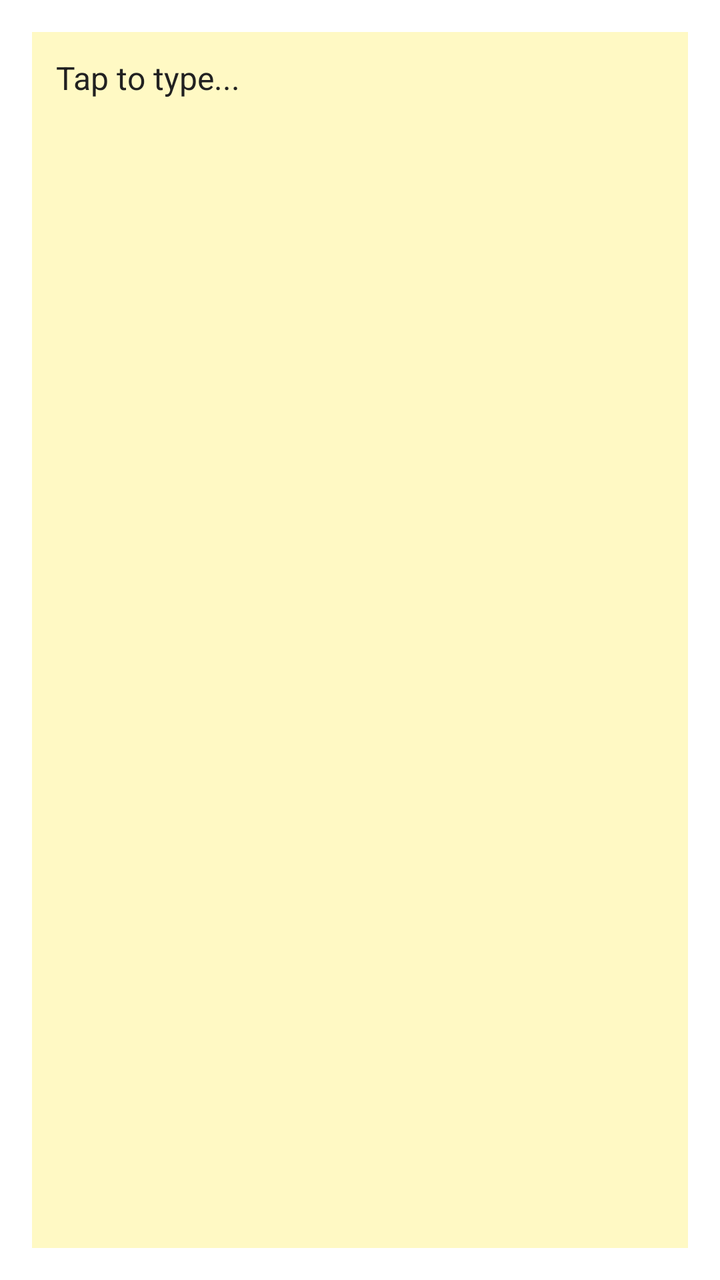
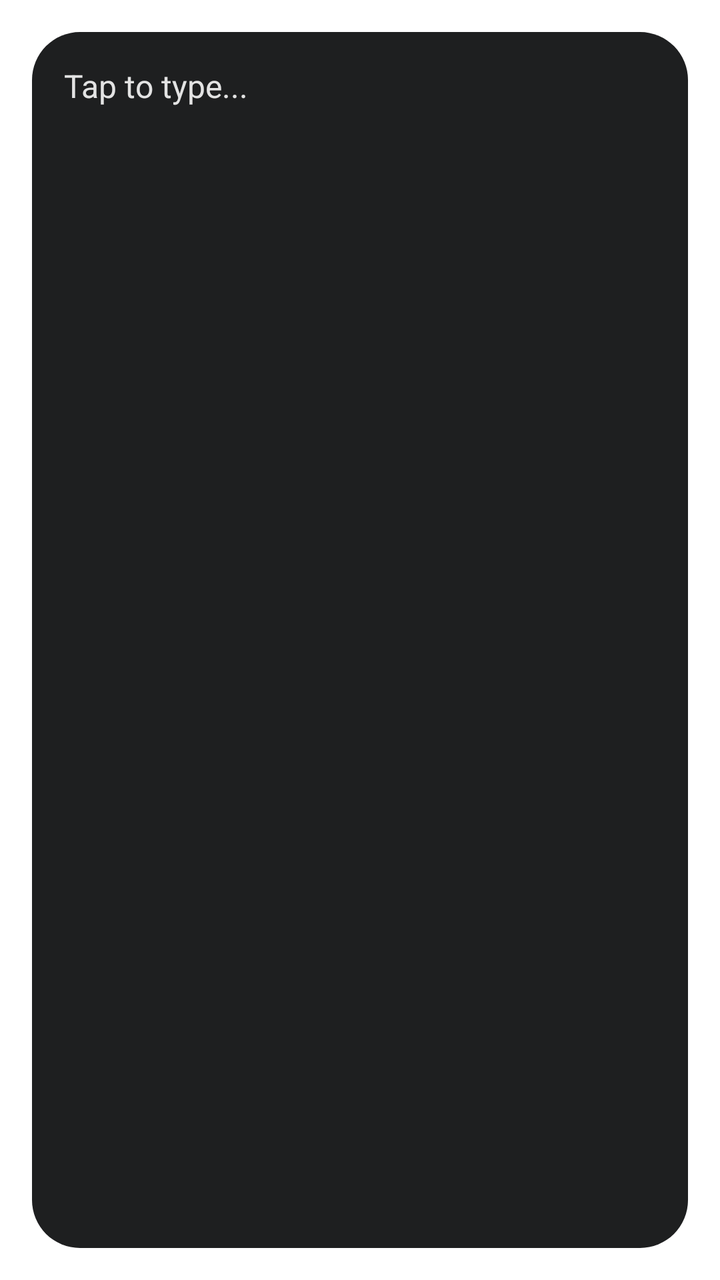

The first picture is an Android layout as it rendered before a commit; the second is the same layout after the commit. The layout source and the unified diff follow.
<!-- AndroidManifest.xml: application theme android:Theme.DeviceDefault.Light.Dialog.NoActionBar -->
<!-- res/layout/widget_note.xml -->
<?xml version="1.0" encoding="utf-8"?>
<FrameLayout xmlns:android="http://schemas.android.com/apk/res/android"
    android:id="@+id/widget_root"
    android:layout_width="match_parent"
    android:layout_height="match_parent"
    android:background="#FFF9C4"
    android:padding="12dp">

    <TextView
        android:id="@+id/widget_text"
        android:layout_width="match_parent"
        android:layout_height="match_parent"
        android:text="Tap to type..."
        android:textColor="#212121"
        android:textSize="16sp" />
</FrameLayout
  >
<!-- resources referenced by this layout -->
<resources>

</resources>

<!-- the commit's change to res/layout/widget_note.xml (unified diff, before → after) -->
@@ -3,15 +3,14 @@
     android:id="@+id/widget_root"
     android:layout_width="match_parent"
     android:layout_height="match_parent"
-    android:background="#FFF9C4"
-    android:padding="12dp">
+    android:background="@drawable/bg_widget_dark"
+    android:padding="16dp">
 
     <TextView
         android:id="@+id/widget_text"
         android:layout_width="match_parent"
         android:layout_height="match_parent"
         android:text="Tap to type..."
-        android:textColor="#212121"
+        android:textColor="#E3E3E3"
         android:textSize="16sp" />
-</FrameLayout
-  >
+</FrameLayout>
<!-- resource entries referenced after the edit -->
@@ -1,5 +1,11 @@
 <!-- resources referenced by this layout -->
 <resources>
-
+  <!-- drawable bg_widget_dark (drawable) -->
+  <?xml version="1.0" encoding="utf-8"?>
+  <shape xmlns:android="http://schemas.android.com/apk/res/android"
+      android:shape="rectangle">
+      <solid android:color="#1E1F20" />
+      <corners android:radius="24dp" />
+  </shape>
 </resources>
 
